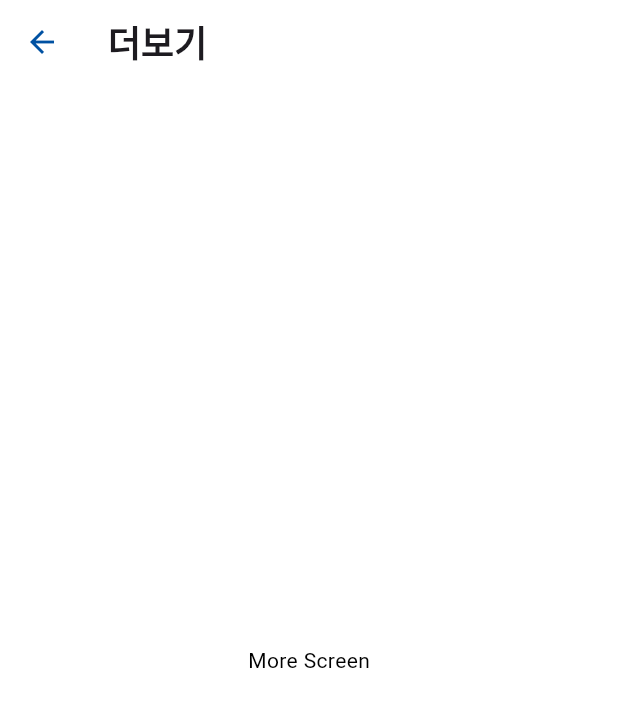
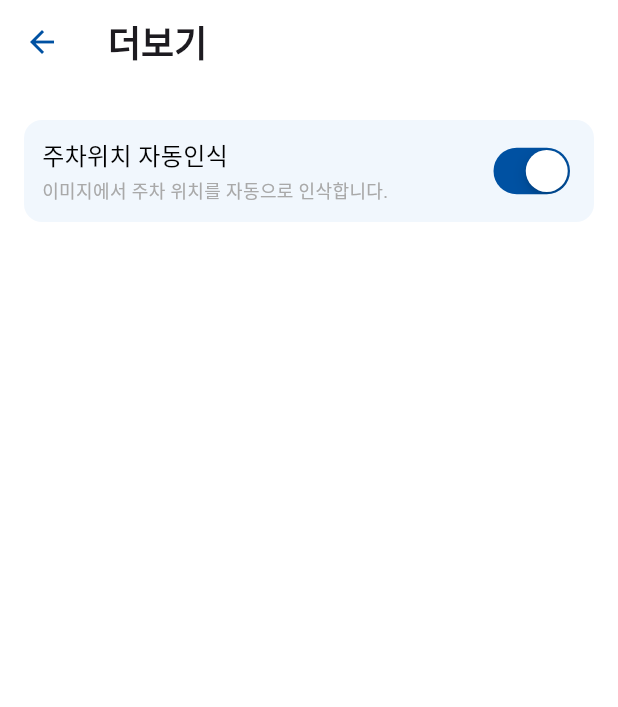
Before and after one commit to koreanhole/dropspot, a Flutter app: the MoreScreen screen opened directly, on a phone screen of 412 x 824 dp. Shown: the top 707 px of the screen. Run offline on Flutter 3.47's test engine with Material 3 defaults, Android fonts, the phone set to English and light mode, and no system bars; our stand-ins replace camera, flutter_dotenv, geolocator, image_picker, logger, modal_bottom_sheet and 2 more; missing offline and left inert: exif, flutter_naver_map, google_mlkit_text_recognition; accounts and stored records are empty.

Commit message:
Add RecognizedText toggle

```diff
--- a/lib/screens/more_screen.dart
+++ b/lib/screens/more_screen.dart
@@ -1,5 +1,24 @@
 import 'package:dropspot/base/drop_spot_app_bar.dart';
+import 'package:dropspot/base/theme/colors.dart';
+import 'package:dropspot/components/info_card.dart';
+import 'package:flutter/cupertino.dart';
 import 'package:flutter/material.dart';
+import 'package:shared_preferences/shared_preferences.dart';
+
+const moreScreenLabelTextStyle = TextStyle(
+  fontWeight: FontWeight.w400,
+  fontSize: 16,
+  color: Colors.black,
+);
+
+const moreScreenSublabelTextStyle = TextStyle(
+  fontWeight: FontWeight.w400,
+  fontSize: 12,
+  color: darkGrey,
+);
+
+const recognizedTextStateKey = "recognizedTextStateKey";
+const recognizedTextStateDefaultValue = true;
 
 class MoreScreen extends StatelessWidget {
   const MoreScreen({super.key});
@@ -9,10 +28,77 @@ class MoreScreen extends StatelessWidget {
     return Scaffold(
       appBar: DropSpotAppBar(title: "더보기"),
       body: SafeArea(
-        child: Center(
-          child: Text('More Screen'),
+        child: SingleChildScrollView(
+          child: Column(
+            mainAxisAlignment: MainAxisAlignment.start,
+            crossAxisAlignment: CrossAxisAlignment.stretch,
+            children: [
+              SizedBox(height: 24),
+              _RecognizedTextToggle(),
+            ],
+          ),
         ),
       ),
     );
   }
 }
+
+class _RecognizedTextToggle extends StatefulWidget {
+  @override
+  State<_RecognizedTextToggle> createState() => _RecognizedTextToggleState();
+}
+
+class _RecognizedTextToggleState extends State<_RecognizedTextToggle> {
+  bool toggleValue = recognizedTextStateDefaultValue;
+
+  @override
+  void initState() {
+    super.initState();
+    initializeSharedPreference();
+  }
+
+  void initializeSharedPreference() async {
+    final preferences = await SharedPreferences.getInstance();
+    setState(() {
+      toggleValue = preferences.getBool(recognizedTextStateKey) ??
+          recognizedTextStateDefaultValue;
+    });
+  }
+
+  @override
+  Widget build(BuildContext context) {
+    return InfoCard(
+      child: Row(
+        mainAxisAlignment: MainAxisAlignment.spaceBetween,
+        children: [
+          Column(
+            crossAxisAlignment: CrossAxisAlignment.start,
+            mainAxisAlignment: MainAxisAlignment.center,
+            children: [
+              Text(
+                "주차위치 자동인식",
+                style: moreScreenLabelTextStyle,
+              ),
+              SizedBox(height: 2),
+              Text(
+                "이미지에서 주차 위치를 자동으로 인삭합니다.",
+                style: moreScreenSublabelTextStyle,
+              )
+            ],
+          ),
+          CupertinoSwitch(
+            activeTrackColor: primaryColor,
+            value: toggleValue,
+            onChanged: (value) async {
+              final sharedPreferences = await SharedPreferences.getInstance();
+              await sharedPreferences.setBool(recognizedTextStateKey, value);
+              setState(() {
+                toggleValue = value;
+              });
+            },
+          )
+        ],
+      ),
+    );
+  }
+}
--- a/pubspec.yaml
+++ b/pubspec.yaml
@@ -48,6 +48,7 @@ dependencies:
   flutter_dotenv: ^5.2.1
   modal_bottom_sheet: ^3.0.0
   url_launcher: ^6.3.1
+  shared_preferences: ^2.4.0
 
 dev_dependencies:
   flutter_test:
```
Also changed, not shown: pubspec.lock, 1 other file.
